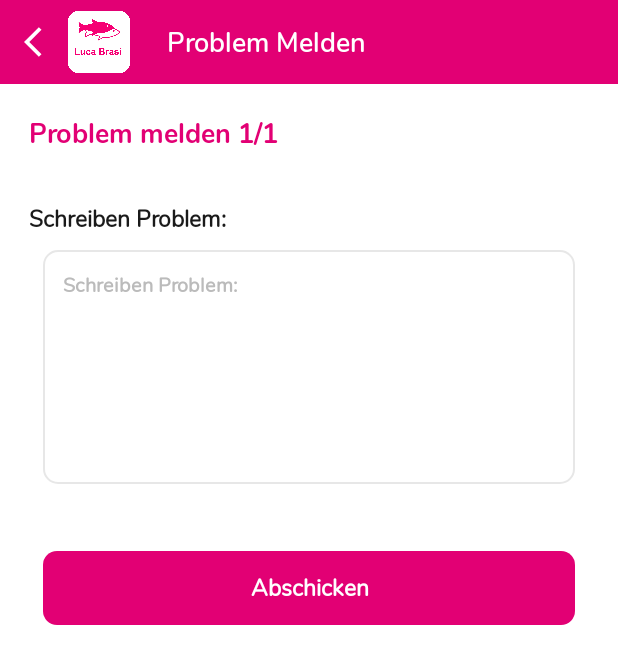
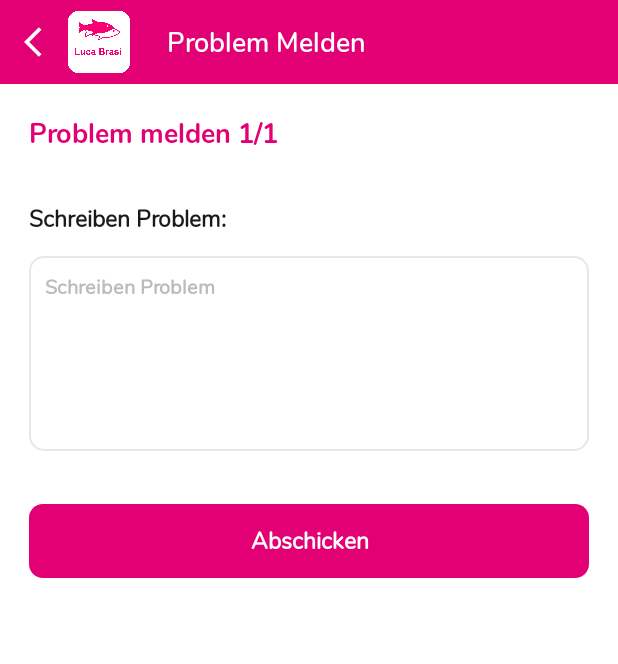
Before and after one commit to Kushal2828/LucaBrisa, an Android app: the ReportActivity screen opened directly, with no data from a screen before it, on a phone screen of 412 x 824 dp. Shown: the top 664 px of the screen. Run offline under Robolectric (Android 15) with nearby library versions, the phone set to English and light mode, and no system bars; our stand-ins replace ButterKnife, sdp/ssp sizes; network calls fail.

Commit message:
Commit Lucabrisa 26-03-2021

```diff
--- a/app/src/main/java/com/luca/lucabrasi/APIclient/RetrofitClient.java
+++ b/app/src/main/java/com/luca/lucabrasi/APIclient/RetrofitClient.java
@@ -17,8 +17,6 @@ import retrofit2.converter.gson.GsonConverterFactory;
 
 public class RetrofitClient {
 
-    public static final String BASE_URL     = "https://test-bh.potenzaglobalsolutions.com/sports_success/api/";
-    public static final String PurchaseCode = "s4qwfcsr-0a50-3s4d-2g87-35105f543045";
 
     private static OkHttpClient.Builder httpClient = new OkHttpClient.Builder();
 
--- a/app/src/main/java/com/luca/lucabrasi/Activity/Arbeit3Activity.java
+++ b/app/src/main/java/com/luca/lucabrasi/Activity/Arbeit3Activity.java
@@ -114,7 +114,9 @@ public class Arbeit3Activity extends BaseActivity implements OnDataResponseListn
     public void onBackPressed() {
         super.onBackPressed();
 
-        startActivity(new Intent(this, HomeActivity.class));
+        Intent intent = new Intent(this, HomeActivity.class);
+        intent.addFlags(Intent.FLAG_ACTIVITY_NEW_TASK | Intent.FLAG_ACTIVITY_CLEAR_TASK);
+        startActivity(intent);
         finish();
     }
 
--- a/app/src/main/java/com/luca/lucabrasi/Activity/Arbeit4ThankyouActivity.java
+++ b/app/src/main/java/com/luca/lucabrasi/Activity/Arbeit4ThankyouActivity.java
@@ -34,7 +34,9 @@ public class Arbeit4ThankyouActivity extends BaseActivity {
     public void onBackPressed() {
         super.onBackPressed();
 
-        startActivity(new Intent(this, HomeActivity.class));
+        Intent intent = new Intent(this, HomeActivity.class);
+        intent.addFlags(Intent.FLAG_ACTIVITY_NEW_TASK | Intent.FLAG_ACTIVITY_CLEAR_TASK);
+        startActivity(intent);
         finish();
     }
 }
--- a/app/src/main/java/com/luca/lucabrasi/Activity/LauncherActivity.java
+++ b/app/src/main/java/com/luca/lucabrasi/Activity/LauncherActivity.java
@@ -20,7 +20,6 @@ public class LauncherActivity extends BaseActivity {
         new Handler(Looper.getMainLooper()).postDelayed(new Runnable() {
             @Override
             public void run() {
-
                 if (mAppPreference.getMemberID() != null && !mAppPreference.getMemberID().equals("")) {
                     startActivity(new Intent(LauncherActivity.this, HomeActivity.class));
                     finish();
@@ -35,6 +34,7 @@ public class LauncherActivity extends BaseActivity {
                /* Intent intent = new Intent(LauncherActivity.this, LoginActivity.class);
                 startActivity(intent);
                 finish();*/
+
             }
         }, 2500);
     }
--- a/app/src/main/java/com/luca/lucabrasi/Activity/ReportActivity.java
+++ b/app/src/main/java/com/luca/lucabrasi/Activity/ReportActivity.java
@@ -1,9 +1,12 @@
 package com.luca.lucabrasi.Activity;
 
+import android.content.Intent;
 import android.os.Bundle;
+import android.text.method.ScrollingMovementMethod;
 import android.util.Log;
 import android.view.View;
 import android.widget.EditText;
+import android.widget.Scroller;
 import android.widget.Toast;
 
 import com.google.gson.Gson;
@@ -37,6 +40,9 @@ public class ReportActivity extends BaseActivity implements OnDataResponseListne
         ButterKnife.bind(this);
         setTitle(getString(R.string.promeldenheader), View.VISIBLE);
 
+        etmessage.setScroller(new Scroller(this));
+        etmessage.setVerticalScrollBarEnabled(true);
+        etmessage.setMovementMethod(new ScrollingMovementMethod());
     }
 
     public void reportclick(View view) {
@@ -45,7 +51,6 @@ public class ReportActivity extends BaseActivity implements OnDataResponseListne
             showShortToast(this, getString(R.string.plsentermessage));
         } else {
             if (Helper.isNetworkConnected(this)) {
-
                 CommanAPI commanAPI = new CommanAPI(HttpParams.SENDMESSAGE, this);
                 Map<String, String> params = new HashMap<>();
                 params.put(HttpParams.driver_id, mAppPreference.getMemberID());
@@ -58,20 +63,15 @@ public class ReportActivity extends BaseActivity implements OnDataResponseListne
                 Toast.makeText(this, getString(R.string.No_Internet), Toast.LENGTH_SHORT).show();
             }
         }
-
-
     }
 
     @Override
     public void Response(String methodName, String response, boolean isResponse) {
         Helper.hideProgressBar();
         if (isResponse) {
-
-
             if (methodName == HttpParams.SENDMESSAGE) {
                 if (response != null) {
-                    Commonmodel commonmodel = new Gson().fromJson(response, new TypeToken<Commonmodel>() {
-                    }.getType());
+                    Commonmodel commonmodel = new Gson().fromJson(response, new TypeToken<Commonmodel>() {}.getType());
                     if (commonmodel.status.equals(HttpParams.success)) {
                         showLongToast(this, getString(R.string.messagesend));
                     } else {
@@ -80,9 +80,18 @@ public class ReportActivity extends BaseActivity implements OnDataResponseListne
                 }
                 Log.e("TAG", "Response: " + response);
             }
-
         }else {
             showLongToast(this, getString(R.string.somethingwrong));
         }
     }
+
+    @Override
+    public void onBackPressed() {
+        super.onBackPressed();
+
+        Intent intent = new Intent(this, HomeActivity.class);
+        intent.addFlags(Intent.FLAG_ACTIVITY_NEW_TASK | Intent.FLAG_ACTIVITY_CLEAR_TASK);
+        startActivity(intent);
+        finish();
+    }
 }
--- a/app/src/main/java/com/luca/lucabrasi/Utils/AppPreference.java
+++ b/app/src/main/java/com/luca/lucabrasi/Utils/AppPreference.java
@@ -43,12 +43,6 @@ public class AppPreference {
         this.mSharedPreference = sharedPreferences2;
         this.mEditors = sharedPreferences2.edit();
     }
-
-
-
-
-
-
 
 
 
--- a/app/src/main/java/com/luca/lucabrasi/Utils/BaseActivity.java
+++ b/app/src/main/java/com/luca/lucabrasi/Utils/BaseActivity.java
@@ -118,7 +118,7 @@ public class BaseActivity extends AppCompatActivity {
             BounceView.addAnimTo(alert);        //Call before showing the dialog
 
             Button nbutton = alert.getButton(DialogInterface.BUTTON_NEGATIVE);
-            nbutton.setTextColor(getResources().getColor(R.color.purple_200));
+           nbutton.setTextColor(getResources().getColor(R.color.textcolor));
             Button pbutton = alert.getButton(DialogInterface.BUTTON_POSITIVE);
             pbutton.setTextColor(getResources().getColor(R.color.purple_200));
         }
--- a/app/src/main/res/drawable/ic_email.xml
+++ b/app/src/main/res/drawable/ic_email.xml
@@ -1,4 +1,4 @@
-<vector android:height="22dp" android:tint="#E63B9B"
+<vector android:height="22dp" android:tint="@color/purple_200"
     android:viewportHeight="24" android:viewportWidth="24"
     android:width="22dp" xmlns:android="http://schemas.android.com/apk/res/android">
     <path android:fillColor="@android:color/white" android:pathData="M20,4L4,4c-1.1,0 -1.99,0.9 -1.99,2L2,18c0,1.1 0.9,2 2,2h16c1.1,0 2,-0.9 2,-2L22,6c0,-1.1 -0.9,-2 -2,-2zM20,8l-8,5 -8,-5L4,6l8,5 8,-5v2z"/>
--- a/app/src/main/res/drawable/ic_password.xml
+++ b/app/src/main/res/drawable/ic_password.xml
@@ -1,5 +1,5 @@
 <vector android:autoMirrored="true" android:height="22dp"
-    android:tint="#E63B9B" android:viewportHeight="24"
+    android:tint="@color/purple_200" android:viewportHeight="24"
     android:viewportWidth="24" android:width="22dp" xmlns:android="http://schemas.android.com/apk/res/android">
     <path android:fillColor="@android:color/white" android:pathData="M18,8h-1L17,6c0,-2.76 -2.24,-5 -5,-5S7,3.24 7,6v2L6,8c-1.1,0 -2,0.9 -2,2v10c0,1.1 0.9,2 2,2h12c1.1,0 2,-0.9 2,-2L20,10c0,-1.1 -0.9,-2 -2,-2zM12,17c-1.1,0 -2,-0.9 -2,-2s0.9,-2 2,-2 2,0.9 2,2 -0.9,2 -2,2zM15.1,8L8.9,8L8.9,6c0,-1.71 1.39,-3.1 3.1,-3.1 1.71,0 3.1,1.39 3.1,3.1v2z"/>
 </vector>
--- a/app/src/main/res/drawable/ic_timer.xml
+++ b/app/src/main/res/drawable/ic_timer.xml
@@ -2,5 +2,5 @@
     android:viewportHeight="96" android:viewportWidth="96"
     android:width="512dp" xmlns:android="http://schemas.android.com/apk/res/android">
     <path android:fillColor="@color/purple_200" android:pathData="m77.08,28.577 l5.748,-5.748 -5.656,-5.658 -6.149,6.149a39.747,39.747 0,0 0,-19.023 -7.12v-8.2h8v-8h-24v8h8v8.2a39.747,39.747 0,0 0,-19.023 7.12l-6.149,-6.149 -5.656,5.658 5.748,5.748a40,40 0,1 0,58.16 0zM48,88a32,32 0,1 1,32 -32,32.036 32.036,0 0,1 -32,32z"/>
-    <path android:fillColor="#E91E63" android:pathData="m48,32v24h-24a24,24 0,1 0,24 -24z"/>
+    <path android:fillColor="@color/purple_200" android:pathData="m48,32v24h-24a24,24 0,1 0,24 -24z"/>
 </vector>
--- a/app/src/main/res/layout/activity_arbeit2.xml
+++ b/app/src/main/res/layout/activity_arbeit2.xml
@@ -137,7 +137,7 @@
                         android:layout_height="wrap_content"
                         android:layout_gravity="center"
                         android:layout_marginTop="@dimen/_7sdp"
-                        android:gravity="center"
+                        android:gravity="center_horizontal|center_vertical"
                         android:orientation="horizontal">
 
 
--- a/app/src/main/res/layout/activity_report.xml
+++ b/app/src/main/res/layout/activity_report.xml
@@ -63,7 +63,7 @@
                         android:text="@string/writepro" />
 
 
-                    <com.luca.lucabrasi.CustomViews.EditText.RegularEditText
+                       <!-- <com.luca.lucabrasi.CustomViews.EditText.RegularEditText
                             android:id="@+id/etmessage"
                             style="@style/txt_black_small"
                             android:layout_width="match_parent"
@@ -72,15 +72,47 @@
                             android:background="@drawable/bg"
                             android:hint="@string/writepro"
                             android:gravity="start|top"
-                        android:inputType="textImeMultiLine"
+                            android:inputType="textMultiLine"
                             android:lines="5"
-                        android:maxLines="5"
-                        android:minLines="5"
+                            android:minLines="1"
+                            android:nestedScrollingEnabled="true"
+                            android:isScrollContainer="true"
+                            android:scrollbars="vertical"
                             android:paddingHorizontal="@dimen/_10sdp"
                             android:paddingLeft="@dimen/_15sdp"
                             android:paddingTop="@dimen/_10sdp"
                             android:paddingRight="@dimen/_15sdp"
-                        android:paddingBottom="@dimen/_10sdp" />
+                            android:paddingBottom="@dimen/_10sdp"/>-->
+
+
+
+                    <com.luca.lucabrasi.CustomViews.EditText.RegularEditText
+                        android:id="@+id/etmessage"
+                        style="@style/txt_black_small"
+                        android:layout_width="match_parent"
+                        android:layout_height="wrap_content"
+                        android:background="@drawable/bg"
+                        android:minHeight="@dimen/_100sdp"
+                        android:maxHeight="@dimen/_200sdp"
+                        android:gravity="start"
+                        android:layout_marginTop="@dimen/_10sdp"
+                        android:hint="@string/hintwritepro"
+                        android:lines="5"
+                        android:ems="1"
+                        android:maxLines="10"
+                        android:padding="@dimen/_8sdp"
+                        android:textAlignment="viewStart"
+                        android:textColor="@color/black"
+                        android:textDirection="locale" />
+
+
+
+
+
+
+
+
+
 
 
                 </LinearLayout>
@@ -100,7 +132,7 @@
                         android:layout_gravity="left"
                         android:background="@drawable/colorbg"
                         android:gravity="center"
-                        android:layout_margin="@dimen/_7sdp"
+                        android:layout_marginVertical="@dimen/_7sdp"
                         android:paddingLeft="@dimen/_15sdp"
                         android:paddingTop="@dimen/_10sdp"
                         android:paddingRight="@dimen/_15sdp"
--- a/app/src/main/res/values/strings.xml
+++ b/app/src/main/res/values/strings.xml
@@ -1,7 +1,7 @@
 <resources>
-    <string name="app_name">LucaBrisa</string>
+    <string name="app_name">Luca Brisa</string>
 
-    <string name="footer">\© LucaBrasi 2021|All rights reserved</string>
+    <string name="footer">\© Luca Brasi 2021|All rights reserved</string>
     <string name="login">Anmeldung</string>
     <string name="email">Email</string>
     <string name="password">Passwort</string>
```
Also changed, not shown: app/src/main/java/com/luca/lucabrasi/Activity/Arbeit1Activity.java (+4 -25 lines), app/src/main/java/com/luca/lucabrasi/Activity/Arbeit2Activity.java (+16 -10 lines), app/src/main/java/com/luca/lucabrasi/Activity/HomeActivity.java (+2 -7 lines), app/src/main/java/com/luca/lucabrasi/Activity/TankenActivity.java (+3 -15 lines). Lines whose indentation alone changed are shown as unchanged.
